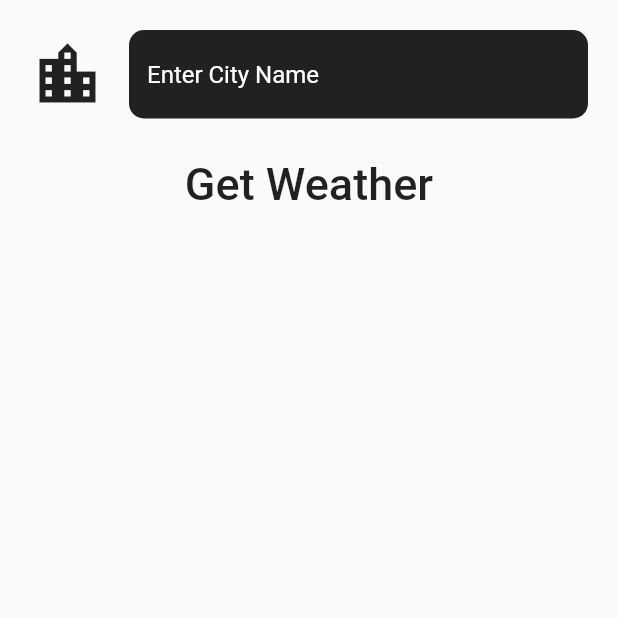
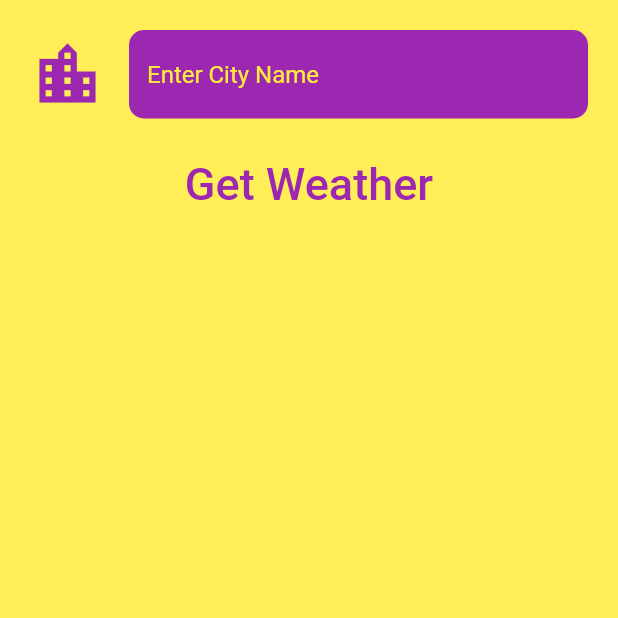
Before and after one commit to david2deyv/Weater_APK, a Flutter app: the screen it shows after launch, after a tap on the "location city" icon, on a phone screen of 412 x 824 dp, the top half of it. Run offline on Flutter 3.47's test engine with Material 2 defaults, Android fonts, the phone set to English and light mode, and no system bars; our stand-ins replace flutter_bloc, flutter_spinkit, font_awesome_flutter, geolocator; missing offline and left inert: dart:ffi; network calls fail.

Commit message:
wip: theme1

```diff
--- a/lib/screens/city_screen.dart
+++ b/lib/screens/city_screen.dart
@@ -12,8 +12,12 @@ class _CityScreenState extends State<CityScreen> {
 
   String cityName;
 
+
   @override
   Widget build(BuildContext context) {
+    final Color color = Theme.of(context).primaryColor;
+
+
     return Scaffold(
       body: Container(
         child: SafeArea(
@@ -27,9 +31,9 @@ class _CityScreenState extends State<CityScreen> {
                     style: TextStyle(color: Colors.white),
                     decoration: InputDecoration(
                       hintText: 'Enter City Name',
-                      hintStyle: TextStyle(color: Colors.white),
+                      hintStyle: TextStyle(color: Theme.of(context).accentColor),
                       filled: true,
-                      fillColor: Colors.black87,
+                      fillColor: color,
                       border: OutlineInputBorder(
                           borderRadius: BorderRadius.all(
                             Radius.circular(10),
@@ -37,7 +41,7 @@ class _CityScreenState extends State<CityScreen> {
                           borderSide: BorderSide.none),
                       icon: Icon(
                         Icons.location_city,
-                        color: Colors.black87,
+                        color: color,
                         size: 50,
                       ),
                     ),
@@ -48,7 +52,7 @@ class _CityScreenState extends State<CityScreen> {
                 ),
               ),
               FlatButton(
-                  child: Text('Get Weather', style: TextStyle(fontSize: 30)),
+                  child: Text('Get Weather', style: TextStyle(fontSize: 30, color: color)),
                   onPressed: () {
                     Navigator.pop(context, cityName);
                   })
--- /dev/null
+++ b/lib/theme/theme_bloc.dart
@@ -0,0 +1,35 @@
+import 'dart:async';
+import 'dart:ffi';
+
+import 'package:weather_apk/theme/theme_event.dart';
+import 'package:weather_apk/theme/theme_state.dart';
+import 'package:weather_apk/theme/themes.dart';
+
+class ThemeBloc {
+  final StreamController<int> _stateController = StreamController.broadcast();
+  final StreamController<ThemeEvent> _eventController = StreamController();
+  int _themeIndex = 0;
+
+  Stream<int> get state => _stateController.stream.asBroadcastStream();
+
+  ThemeBloc() {
+    _changeTheme();
+    _eventController.stream.listen(_handle);
+  }
+
+  void handle(ThemeEvent event) => _eventController.sink.add(event);
+
+  void _handle(ThemeEvent event) {
+    if (event is ChangeTheme) {
+      _themeIndex++;
+      if (_themeIndex >= AppThemes.themesCount) {
+        _themeIndex = 0;
+      }
+      _changeTheme();
+    }
+  }
+
+  void _changeTheme() {
+    _stateController.sink.add(_themeIndex);
+  }
+}
--- /dev/null
+++ b/lib/theme/theme_event.dart
@@ -0,0 +1,3 @@
+abstract class ThemeEvent {}
+
+class ChangeTheme implements ThemeEvent {}
--- /dev/null
+++ b/lib/theme/theme_state.dart
@@ -0,0 +1 @@
+abstract class ThemeState {}
--- /dev/null
+++ b/lib/theme/themes.dart
@@ -0,0 +1,49 @@
+import 'package:flutter/material.dart';
+
+class AppThemes {
+  static int get themesCount => getThemes(null).length;
+
+  static List<ThemeData> getThemes(BuildContext context) => [
+        ThemeData(
+          primaryColor: Colors.purple,
+          scaffoldBackgroundColor: Colors.yellow[400],
+          backgroundColor: Colors.purple[400],
+          accentColor: Colors.yellow,
+          brightness: Brightness.light,
+          textTheme: context != null ? Theme.of(context).textTheme.apply(
+                bodyColor: Colors.purple,
+                decorationColor: Colors.red,
+                displayColor: Colors.green,
+              ) : TextTheme(),
+        ),
+                ThemeData(
+          primaryColor: Colors.red,
+          scaffoldBackgroundColor: Colors.white,
+          backgroundColor: Colors.blue,
+          accentColor: Colors.teal,
+          brightness: Brightness.light,
+          textTheme: context != null ? Theme.of(context).textTheme.apply(
+                bodyColor: Colors.black,
+                decorationColor: Colors.black,
+                displayColor: Colors.black,
+              ) : TextTheme(),
+        ),
+        ThemeData(
+          primaryColor: Colors.grey,
+          scaffoldBackgroundColor: Colors.grey,
+          backgroundColor: Colors.grey,
+          accentColor: Colors.green,
+          brightness: Brightness.dark,
+                textTheme: context != null ? Theme.of(context).textTheme.apply(
+                bodyColor: Colors.black,
+                decorationColor: Colors.white,
+                displayColor: Colors.white,
+              ) : TextTheme(),
+          // textTheme: const TextTheme().apply(
+          //   bodyColor: Colors.white,
+          //   decorationColor: Colors.white,
+          //   displayColor: Colors.white,
+          // ),
+        ),
+      ];
+}
--- a/lib/utilites/forecast_util.dart
+++ b/lib/utilites/forecast_util.dart
@@ -15,12 +15,12 @@ class Util {
         SizedBox(height: 10.0),
         Text(
           '$value',
-          style: TextStyle(fontSize: 20.0, color: Colors.black87),
+          style: TextStyle(fontSize: 20.0),
         ),
         SizedBox(height: 10.0),
         Text(
           '$units',
-          style: TextStyle(fontSize: 15.0, color: Colors.black87),
+          style: TextStyle(fontSize: 15.0),
         ),
       ],
     );
```
